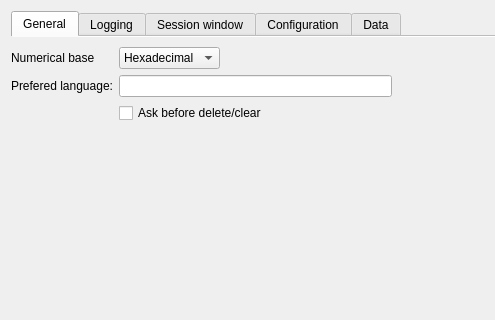
First picture: the form in src/cdlgmainsettings.ui, repository grodansparadis/vscp-works-qt, before the edit; both pictures show x 0 to 495 and y 0 to 320 of the 772 by 474 pixel window.
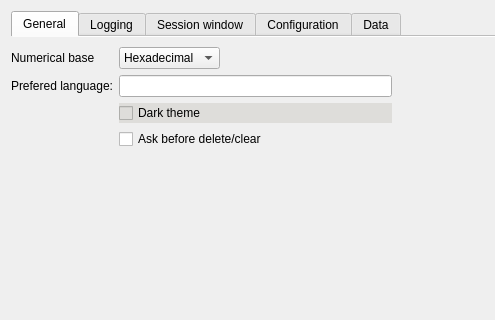
Second picture: the form after the edit. The open tabs and pages were chosen to show the change.

Patch:
```diff
--- a/src/cdlgmainsettings.ui
+++ b/src/cdlgmainsettings.ui
@@ -101,7 +101,7 @@
           </item>
          </widget>
         </item>
-        <item row="2" column="1">
+        <item row="3" column="1">
          <widget class="QCheckBox" name="chkAskOnDelete">
           <property name="toolTip">
            <string>&lt;html&gt;&lt;head/&gt;&lt;body&gt;&lt;p&gt;Ask for user confirmation before deleting items&lt;/p&gt;&lt;/body&gt;&lt;/html&gt;</string>
@@ -114,7 +114,7 @@
           </property>
          </widget>
         </item>
-        <item row="3" column="1">
+        <item row="4" column="1">
          <spacer name="verticalSpacer_2">
           <property name="orientation">
            <enum>Qt::Vertical</enum>
@@ -137,6 +137,16 @@
           </property>
          </widget>
         </item>
+        <item row="2" column="1">
+         <widget class="QCheckBox" name="chkDarkTheme">
+          <property name="styleSheet">
+           <string notr="true">background-color: rgb(222, 221, 218);</string>
+          </property>
+          <property name="text">
+           <string>Dark theme</string>
+          </property>
+         </widget>
+        </item>
        </layout>
       </widget>
      </widget>
```
Left out of the diff: 2 changed lines with no effect on the pictures.
